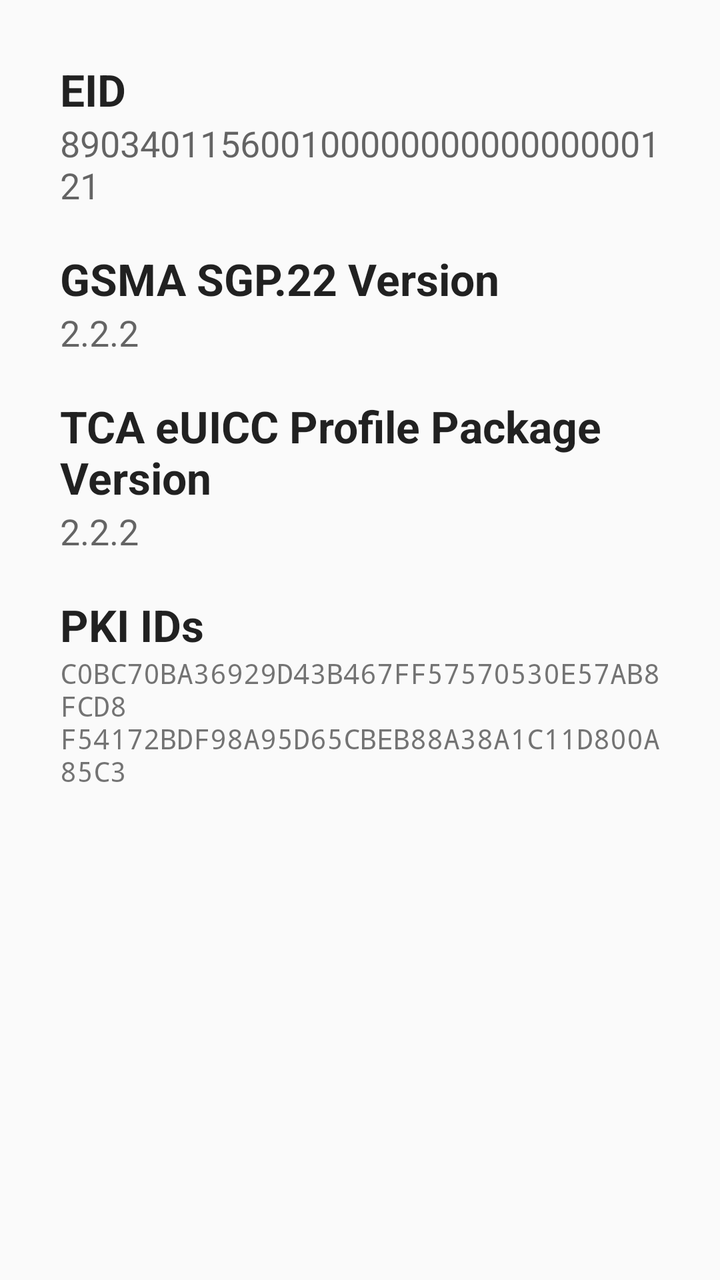
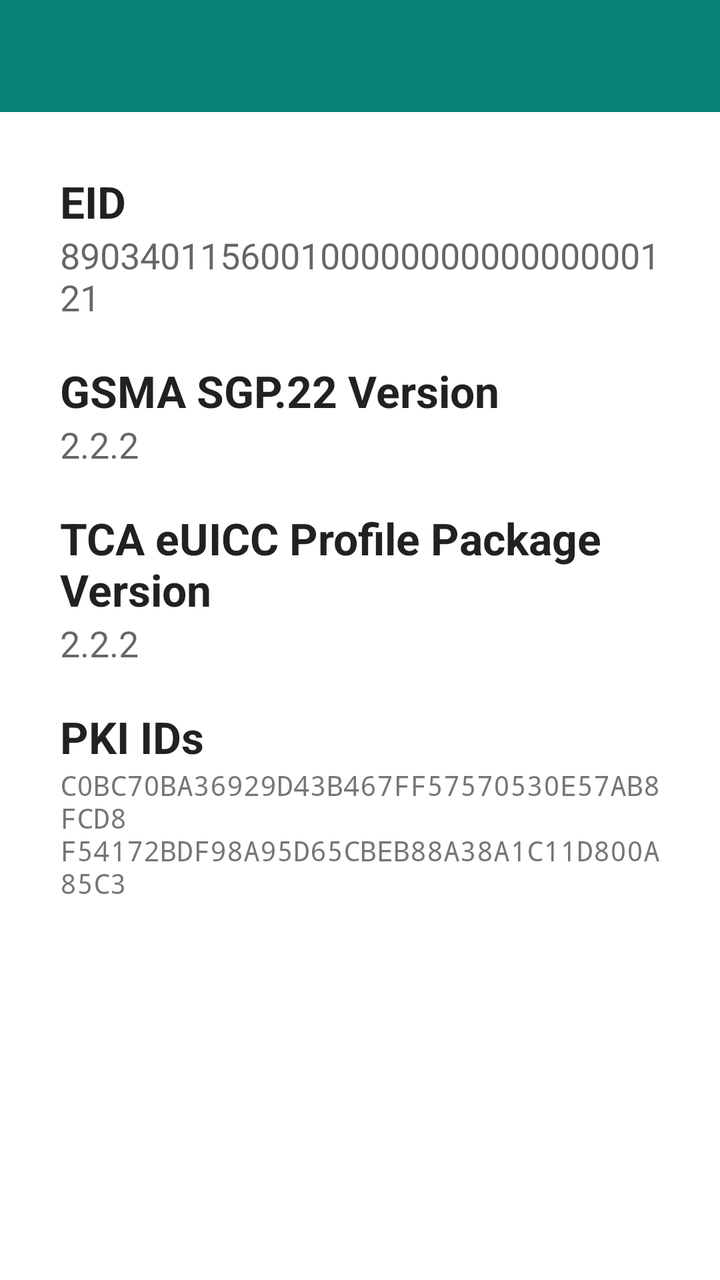

An Android layout rendered at two revisions. The XML below is the earlier revision; the diff shows what the commit changed to produce the second picture.
<!-- AndroidManifest.xml: application theme AppTheme -->
<!-- res/layout/activity_euicc_details.xml -->
<?xml version="1.0" encoding="utf-8"?>
<ScrollView xmlns:android="http://schemas.android.com/apk/res/android"
    android:layout_width="match_parent"
    android:layout_height="match_parent" >
    <LinearLayout
        xmlns:android="http://schemas.android.com/apk/res/android"
        android:layout_width="match_parent"
        android:layout_height="match_parent"
        android:orientation="vertical"
        android:padding="30dp">

        <TextView
            android:layout_width="wrap_content"
            android:layout_height="wrap_content"
            android:layout_gravity="start"
            android:text="@string/euicc_info_eid_title"
            android:textAppearance="?android:attr/textAppearanceLarge"
            android:textStyle="bold"
            android:textIsSelectable="true"
            />

        <TextView
            android:id="@+id/text_eid"
            android:layout_width="wrap_content"
            android:layout_height="wrap_content"
            android:layout_gravity="start"
            android:text="@string/euicc_info_eid_example"
            android:textAppearance="?android:attr/textAppearanceMedium"
            android:textIsSelectable="true"
            />

        <Space
            android:layout_height="20dp"
            android:layout_width="match_parent" />

        <TextView
            android:layout_width="wrap_content"
            android:layout_height="wrap_content"
            android:layout_gravity="start"
            android:text="@string/euicc_info_gsma_sgp_22_version_title"
            android:textAppearance="?android:attr/textAppearanceLarge"
            android:textStyle="bold"
            android:textIsSelectable="true"
            />


        <TextView
            android:id="@+id/text_gsma_version"
            android:layout_width="wrap_content"
            android:layout_height="wrap_content"
            android:layout_gravity="start"
            android:text="@string/euicc_info_gsma_sgp22_version_example"
            android:textAppearance="?android:attr/textAppearanceMedium"
            android:textIsSelectable="true"
            />

        <Space
            android:layout_height="20dp"
            android:layout_width="match_parent" />

        <TextView
            android:layout_width="wrap_content"
            android:layout_height="wrap_content"
            android:layout_gravity="start"
            android:text="@string/euicc_info_tca_version_title"
            android:textAppearance="?android:attr/textAppearanceLarge"
            android:textStyle="bold"
            android:textIsSelectable="true"
            />

        <TextView
            android:id="@+id/text_tca_version"
            android:layout_width="wrap_content"
            android:layout_height="wrap_content"
            android:layout_gravity="start"
            android:text="@string/euicc_info_tca_version_example"
            android:textAppearance="?android:attr/textAppearanceMedium"
            android:textIsSelectable="true"
            />

        <Space
            android:layout_height="20dp"
            android:layout_width="match_parent" />

        <TextView
            android:layout_width="wrap_content"
            android:layout_height="wrap_content"
            android:layout_gravity="start"
            android:text="@string/euicc_info_pki_ids_title"
            android:textAppearance="?android:attr/textAppearanceLarge"
            android:textStyle="bold"
            android:textIsSelectable="true"
            />

        <TextView
            android:id="@+id/text_pki_ids"
            android:layout_width="wrap_content"
            android:layout_height="wrap_content"
            android:layout_gravity="start"
            android:text="@string/euicc_info_pki_ids_example"
            android:textAppearance="?android:attr/textAppearanceSmall"
            android:typeface="monospace"
            android:textIsSelectable="true"
            />

    </LinearLayout>
</ScrollView>
<!-- resources referenced by this layout -->
<resources>
  <string name="euicc_info_eid_example">89034011560010000000000000000121</string>
  <string name="euicc_info_eid_title">EID</string>
  <string name="euicc_info_gsma_sgp22_version_example">2.2.2</string>
  <string name="euicc_info_gsma_sgp_22_version_title">GSMA SGP.22 Version</string>
  <string name="euicc_info_pki_ids_example">C0BC70BA36929D43B467FF57570530E57AB8FCD8\nF54172BDF98A95D65CBEB88A38A1C11D800A85C3</string>
  <string name="euicc_info_pki_ids_title">PKI IDs</string>
  <string name="euicc_info_tca_version_example">2.2.2</string>
  <string name="euicc_info_tca_version_title">TCA eUICC Profile Package Version</string>
  <style name="AppTheme" parent="Theme.AppCompat.Light.DarkActionBar">
          
          <item name="colorPrimary">@color/colorPrimary</item>
          <item name="colorPrimaryDark">@color/colorPrimaryDark</item>
          <item name="colorAccent">@color/colorAccent</item>
      </style>
  <color name="colorPrimary">#008577</color>
  <color name="colorPrimaryDark">#00574B</color>
  <color name="colorAccent">#D81B60</color>
</resources>

<!-- the commit's change to res/layout/activity_euicc_details.xml (unified diff, before → after) -->
@@ -1,107 +1,112 @@
 <?xml version="1.0" encoding="utf-8"?>
-<ScrollView xmlns:android="http://schemas.android.com/apk/res/android"
-    android:layout_width="match_parent"
-    android:layout_height="match_parent" >
-    <LinearLayout
-        xmlns:android="http://schemas.android.com/apk/res/android"
-        android:layout_width="match_parent"
-        android:layout_height="match_parent"
-        android:orientation="vertical"
-        android:padding="30dp">
+<FrameLayout xmlns:android="http://schemas.android.com/apk/res/android"
+    xmlns:tools="http://schemas.android.com/tools"
+    style="@style/AppTheme.Window"
+    tools:context=".ui.euiccDetails.EuiccDetailsActivity">
 
-        <TextView
-            android:layout_width="wrap_content"
-            android:layout_height="wrap_content"
-            android:layout_gravity="start"
-            android:text="@string/euicc_info_eid_title"
-            android:textAppearance="?android:attr/textAppearanceLarge"
-            android:textStyle="bold"
-            android:textIsSelectable="true"
-            />
+    <androidx.coordinatorlayout.widget.CoordinatorLayout
+        style="@style/AppTheme.EdgeToEdgeContainer">
 
-        <TextView
-            android:id="@+id/text_eid"
-            android:layout_width="wrap_content"
-            android:layout_height="wrap_content"
-            android:layout_gravity="start"
-            android:text="@string/euicc_info_eid_example"
-            android:textAppearance="?android:attr/textAppearanceMedium"
-            android:textIsSelectable="true"
-            />
+        
+        <androidx.appcompat.widget.Toolbar
+            android:id="@+id/toolbar_euicc_details"
+            style="@style/AppTheme.Toolbar">
+        </androidx.appcompat.widget.Toolbar>
 
-        <Space
-            android:layout_height="20dp"
-            android:layout_width="match_parent" />
+        <LinearLayout
+            android:layout_width="match_parent"
+            android:layout_height="match_parent"
+            android:layout_marginTop="?attr/actionBarSize"
+            android:orientation="vertical"
+            android:theme="@style/AppTheme.Content"
+            android:padding="30dp">
 
-        <TextView
-            android:layout_width="wrap_content"
-            android:layout_height="wrap_content"
-            android:layout_gravity="start"
-            android:text="@string/euicc_info_gsma_sgp_22_version_title"
-            android:textAppearance="?android:attr/textAppearanceLarge"
-            android:textStyle="bold"
-            android:textIsSelectable="true"
-            />
+            <TextView
+                android:layout_width="wrap_content"
+                android:layout_height="wrap_content"
+                android:layout_gravity="start"
+                android:text="@string/euicc_info_eid_title"
+                android:textAppearance="?android:attr/textAppearanceLarge"
+                android:textIsSelectable="true"
+                android:textStyle="bold" />
+
+            <TextView
+                android:id="@+id/text_eid"
+                android:layout_width="wrap_content"
+                android:layout_height="wrap_content"
+                android:layout_gravity="start"
+                android:text="@string/euicc_info_eid_example"
+                android:textAppearance="?android:attr/textAppearanceMedium"
+                android:textIsSelectable="true" />
+
+            <Space
+                android:layout_width="match_parent"
+                android:layout_height="20dp" />
+
+            <TextView
+                android:layout_width="wrap_content"
+                android:layout_height="wrap_content"
+                android:layout_gravity="start"
+                android:text="@string/euicc_info_gsma_sgp_22_version_title"
+                android:textAppearance="?android:attr/textAppearanceLarge"
+                android:textIsSelectable="true"
+                android:textStyle="bold" />
 
 
-        <TextView
-            android:id="@+id/text_gsma_version"
-            android:layout_width="wrap_content"
-            android:layout_height="wrap_content"
-            android:layout_gravity="start"
-            android:text="@string/euicc_info_gsma_sgp22_version_example"
-            android:textAppearance="?android:attr/textAppearanceMedium"
-            android:textIsSelectable="true"
-            />
+            <TextView
+                android:id="@+id/text_gsma_version"
+                android:layout_width="wrap_content"
+                android:layout_height="wrap_content"
+                android:layout_gravity="start"
+                android:text="@string/euicc_info_gsma_sgp22_version_example"
+                android:textAppearance="?android:attr/textAppearanceMedium"
+                android:textIsSelectable="true" />
 
-        <Space
-            android:layout_height="20dp"
-            android:layout_width="match_parent" />
+            <Space
+                android:layout_width="match_parent"
+                android:layout_height="20dp" />
 
-        <TextView
-            android:layout_width="wrap_content"
-            android:layout_height="wrap_content"
-            android:layout_gravity="start"
-            android:text="@string/euicc_info_tca_version_title"
-            android:textAppearance="?android:attr/textAppearanceLarge"
-            android:textStyle="bold"
-            android:textIsSelectable="true"
-            />
+            <TextView
+                android:layout_width="wrap_content"
+                android:layout_height="wrap_content"
+                android:layout_gravity="start"
+                android:text="@string/euicc_info_tca_version_title"
+                android:textAppearance="?android:attr/textAppearanceLarge"
+                android:textIsSelectable="true"
+                android:textStyle="bold" />
 
-        <TextView
-            android:id="@+id/text_tca_version"
-            android:layout_width="wrap_content"
-            android:layout_height="wrap_content"
-            android:layout_gravity="start"
-            android:text="@string/euicc_info_tca_version_example"
-            android:textAppearance="?android:attr/textAppearanceMedium"
-            android:textIsSelectable="true"
-            />
+            <TextView
+                android:id="@+id/text_tca_version"
+                android:layout_width="wrap_content"
+                android:layout_height="wrap_content"
+                android:layout_gravity="start"
+                android:text="@string/euicc_info_tca_version_example"
+                android:textAppearance="?android:attr/textAppearanceMedium"
+                android:textIsSelectable="true" />
 
-        <Space
-            android:layout_height="20dp"
-            android:layout_width="match_parent" />
+            <Space
+                android:layout_width="match_parent"
+                android:layout_height="20dp" />
 
-        <TextView
-            android:layout_width="wrap_content"
-            android:layout_height="wrap_content"
-            android:layout_gravity="start"
-            android:text="@string/euicc_info_pki_ids_title"
-            android:textAppearance="?android:attr/textAppearanceLarge"
-            android:textStyle="bold"
-            android:textIsSelectable="true"
-            />
+            <TextView
+                android:layout_width="wrap_content"
+                android:layout_height="wrap_content"
+                android:layout_gravity="start"
+                android:text="@string/euicc_info_pki_ids_title"
+                android:textAppearance="?android:attr/textAppearanceLarge"
+                android:textIsSelectable="true"
+                android:textStyle="bold" />
 
-        <TextView
-            android:id="@+id/text_pki_ids"
-            android:layout_width="wrap_content"
-            android:layout_height="wrap_content"
-            android:layout_gravity="start"
-            android:text="@string/euicc_info_pki_ids_example"
-            android:textAppearance="?android:attr/textAppearanceSmall"
-            android:typeface="monospace"
-            android:textIsSelectable="true"
-            />
+            <TextView
+                android:id="@+id/text_pki_ids"
+                android:layout_width="wrap_content"
+                android:layout_height="wrap_content"
+                android:layout_gravity="start"
+                android:text="@string/euicc_info_pki_ids_example"
+                android:textAppearance="?android:attr/textAppearanceSmall"
+                android:textIsSelectable="true"
+                android:typeface="monospace" />
 
-    </LinearLayout>
-</ScrollView>
+        </LinearLayout>
+    </androidx.coordinatorlayout.widget.CoordinatorLayout>
+</FrameLayout>
<!-- resource entries referenced after the edit -->
@@ -8,14 +8,37 @@
   <string name="euicc_info_pki_ids_title">PKI IDs</string>
   <string name="euicc_info_tca_version_example">2.2.2</string>
   <string name="euicc_info_tca_version_title">TCA eUICC Profile Package Version</string>
-  <style name="AppTheme" parent="Theme.AppCompat.Light.DarkActionBar">
-          
-          <item name="colorPrimary">@color/colorPrimary</item>
-          <item name="colorPrimaryDark">@color/colorPrimaryDark</item>
-          <item name="colorAccent">@color/colorAccent</item>
+  <style name="AppTheme.Content" parent="AppTheme">
+          <item name="android:background">@android:color/white</item>
       </style>
-  <color name="colorPrimary">#008577</color>
-  <color name="colorPrimaryDark">#00574B</color>
-  <color name="colorAccent">#D81B60</color>
+  <style name="AppTheme.EdgeToEdgeContainer">
+          <item name="android:layout_width">match_parent</item>
+          <item name="android:layout_height">match_parent</item>
+          <item name="android:fitsSystemWindows">true</item>
+      </style>
+  <style name="AppTheme.Toolbar">
+          <item name="android:layout_width">match_parent</item>
+          <item name="android:layout_height">?attr/actionBarSize</item>
+          <item name="android:theme">@style/AppTheme.AppBarOverlay</item>
+      </style>
+  <style name="AppTheme.Window" parent="Theme.AppCompat.Light">
+          <item name="android:layout_width">match_parent</item>
+          <item name="android:layout_height">match_parent</item>
+          <item name="android:fitsSystemWindows">false</item>
+          <item name="android:background">@color/ocean100</item>
+      </style>
+  <style name="AppTheme" parent="Theme.AppCompat.Light">
+          <item name="windowNoTitle">true</item>
+          <item name="windowActionBar">false</item>
+          <item name="colorPrimary">@color/ocean100</item>
+          <item name="colorPrimaryDark">@color/ocean120</item>
+          <item name="colorAccent">@color/berry</item>
+      </style>
+  <style name="AppTheme.AppBarOverlay" parent="ThemeOverlay.AppCompat.Dark">
+          <item name="android:background">@color/ocean100</item>
+      </style>
+  <color name="ocean100">#0A8276</color>
+  <color name="ocean120">#08665C</color>
+  <color name="berry">#9C216E</color>
 </resources>
 
